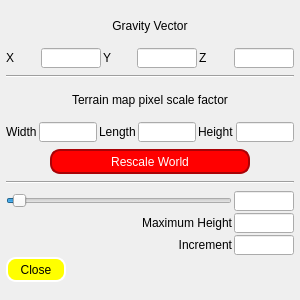
First picture: the form in src/tools/terraintool.ui, repository mjroman/roverSim, before the edit.
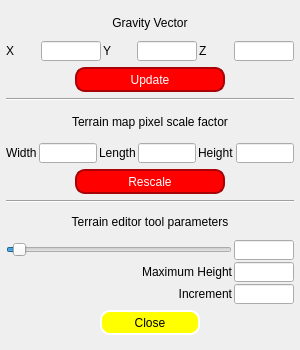
Second picture: the form after the edit.

Commit message: Rearranging terrain tool and cleaning up the physics world object.

What changed in the file:
```diff
--- a/src/tools/terraintool.ui
+++ b/src/tools/terraintool.ui
@@ -7,7 +7,7 @@
     <x>0</x>
     <y>0</y>
     <width>300</width>
-    <height>300</height>
+    <height>350</height>
    </rect>
   </property>
   <property name="sizePolicy">
@@ -25,7 +25,7 @@
   <property name="maximumSize">
    <size>
     <width>300</width>
-    <height>300</height>
+    <height>350</height>
    </size>
   </property>
   <property name="windowTitle">
@@ -46,7 +46,7 @@
      <property name="maximumSize">
       <size>
        <width>16777215</width>
-       <height>30</height>
+       <height>25</height>
       </size>
      </property>
      <property name="text">
@@ -139,6 +139,68 @@
      </item>
     </layout>
    </item>
+   <item>
+    <layout class="QHBoxLayout" name="horizontalLayout_4">
+     <item>
+      <spacer name="horizontalSpacer_3">
+       <property name="orientation">
+        <enum>Qt::Horizontal</enum>
+       </property>
+       <property name="sizeHint" stdset="0">
+        <size>
+         <width>40</width>
+         <height>20</height>
+        </size>
+       </property>
+      </spacer>
+     </item>
+     <item>
+      <widget class="QPushButton" name="gravityButton">
+       <property name="minimumSize">
+        <size>
+         <width>150</width>
+         <height>25</height>
+        </size>
+       </property>
+       <property name="maximumSize">
+        <size>
+         <width>200</width>
+         <height>25</height>
+        </size>
+       </property>
+       <property name="styleSheet">
+        <string notr="true">QPushButton{
+background:rgb(255, 0, 0); 
+color:white; 
+border:2px solid rgb(169, 2, 6); 
+border-radius:10px;
+}
+
+QPushButton:pressed{
+background:grey;
+border-color:darkgrey;
+}</string>
+       </property>
+       <property name="text">
+        <string>Update</string>
+       </property>
+      </widget>
+     </item>
+     <item>
+      <spacer name="horizontalSpacer_4">
+       <property name="orientation">
+        <enum>Qt::Horizontal</enum>
+       </property>
+       <property name="sizeHint" stdset="0">
+        <size>
+         <width>40</width>
+         <height>20</height>
+        </size>
+       </property>
+      </spacer>
+     </item>
+    </layout>
+   </item>
    <item>
     <widget class="Line" name="line_2">
      <property name="orientation">
@@ -269,7 +331,7 @@
        </property>
        <property name="minimumSize">
         <size>
-         <width>200</width>
+         <width>150</width>
          <height>25</height>
         </size>
        </property>
@@ -293,7 +355,7 @@
 }</string>
        </property>
        <property name="text">
-        <string>Rescale World</string>
+        <string>Rescale</string>
        </property>
       </widget>
      </item>
@@ -319,6 +381,22 @@
      </property>
     </widget>
    </item>
+   <item>
+    <widget class="QLabel" name="label_11">
+     <property name="maximumSize">
+      <size>
+       <width>16777215</width>
+       <height>25</height>
+      </size>
+     </property>
+     <property name="text">
+      <string>Terrain editor tool parameters</string>
+     </property>
+     <property name="alignment">
+      <set>Qt::AlignCenter</set>
+     </property>
+    </widget>
+   </item>
    <item>
     <layout class="QGridLayout" name="gridLayout">
      <property name="spacing">
@@ -414,8 +492,12 @@
        </property>
       </widget>
      </item>
-     <item row="3" column="0">
-      <widget class="QPushButton" name="buttonClose">
+    </layout>
+   </item>
+   <item>
+    <layout class="QHBoxLayout" name="horizontalLayout_5">
+     <item>
+      <widget class="QPushButton" name="closeButton">
        <property name="sizePolicy">
         <sizepolicy hsizetype="Minimum" vsizetype="Fixed">
          <horstretch>0</horstretch>
@@ -424,13 +506,13 @@
        </property>
        <property name="minimumSize">
         <size>
-         <width>60</width>
+         <width>100</width>
          <height>25</height>
         </size>
        </property>
        <property name="maximumSize">
         <size>
-         <width>60</width>
+         <width>100</width>
          <height>25</height>
         </size>
        </property>
```
Left out of the diff: 4 changed lines with no effect on the pictures. The commit also changes 14 other files.
